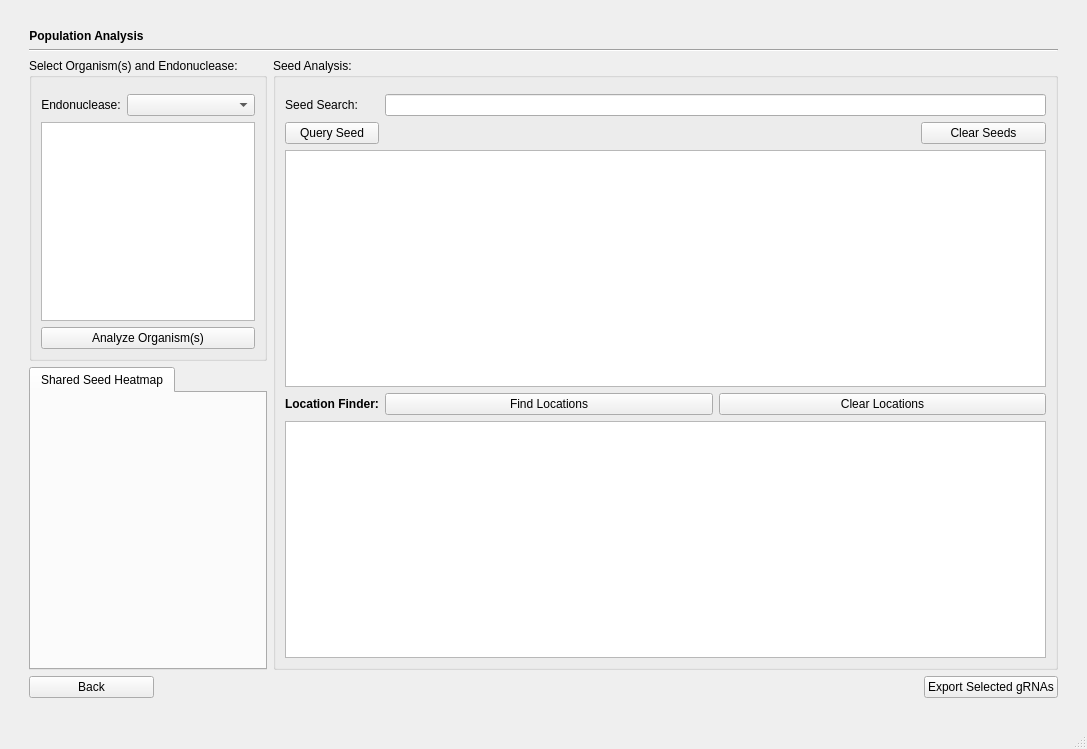
First picture: the form in populationanalysis.ui, repository TrinhLab/CASPERapp, before the edit.
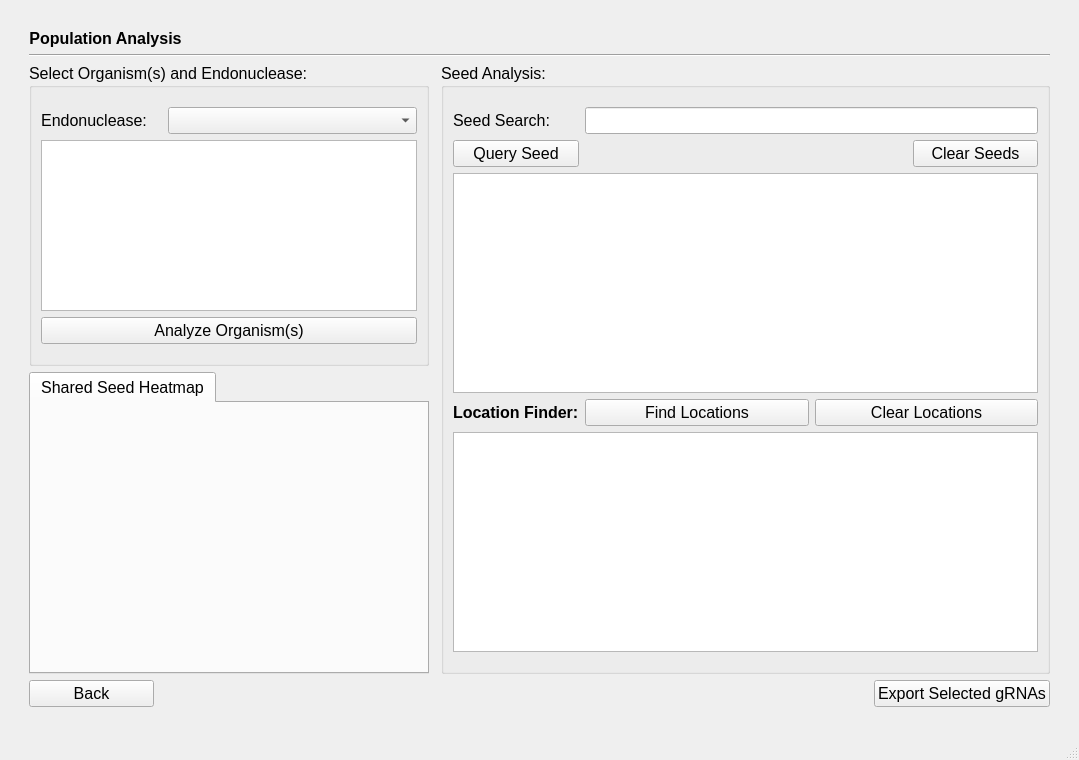
Second picture: the form after the edit.

```diff
--- a/populationanalysis.ui
+++ b/populationanalysis.ui
@@ -6,13 +6,14 @@
    <rect>
     <x>0</x>
     <y>0</y>
-    <width>1087</width>
-    <height>749</height>
+    <width>1079</width>
+    <height>760</height>
    </rect>
   </property>
   <property name="font">
    <font>
     <family>Arial</family>
+    <pointsize>12</pointsize>
     <weight>50</weight>
     <italic>false</italic>
     <bold>false</bold>
@@ -29,23 +30,7 @@
     <string notr="true"/>
    </property>
    <layout class="QGridLayout" name="gridLayout">
-    <item row="8" column="1" colspan="2">
-     <spacer name="verticalSpacer">
-      <property name="orientation">
-       <enum>Qt::Vertical</enum>
-      </property>
-      <property name="sizeType">
-       <enum>QSizePolicy::Fixed</enum>
-      </property>
-      <property name="sizeHint" stdset="0">
-       <size>
-        <width>20</width>
-        <height>20</height>
-       </size>
-      </property>
-     </spacer>
-    </item>
-    <item row="3" column="1" colspan="2" alignment="Qt::AlignLeft">
+    <item row="3" column="1" colspan="3" alignment="Qt::AlignLeft">
      <widget class="QLabel" name="label">
       <property name="sizePolicy">
        <sizepolicy hsizetype="Minimum" vsizetype="Fixed">
@@ -56,6 +41,7 @@
       <property name="font">
        <font>
         <family>Arial</family>
+        <pointsize>12</pointsize>
         <weight>50</weight>
         <italic>false</italic>
         <bold>false</bold>
@@ -72,10 +58,328 @@
       </property>
      </widget>
     </item>
+    <item row="5" column="0" rowspan="2">
+     <spacer name="horizontalSpacer">
+      <property name="orientation">
+       <enum>Qt::Horizontal</enum>
+      </property>
+      <property name="sizeType">
+       <enum>QSizePolicy::Fixed</enum>
+      </property>
+      <property name="sizeHint" stdset="0">
+       <size>
+        <width>20</width>
+        <height>20</height>
+       </size>
+      </property>
+     </spacer>
+    </item>
     <item row="5" column="3" rowspan="2">
-     <spacer name="horizontalSpacer_2">
+     <widget class="QGroupBox" name="groupBox_2">
+      <property name="sizePolicy">
+       <sizepolicy hsizetype="Expanding" vsizetype="Expanding">
+        <horstretch>0</horstretch>
+        <verstretch>0</verstretch>
+       </sizepolicy>
+      </property>
+      <property name="toolTip">
+       <string>&lt;html&gt;&lt;head/&gt;&lt;body&gt;&lt;p&gt;These tables show the seeds that are conserved among &lt;span style=&quot; font-weight:600;&quot;&gt;all &lt;/span&gt;selected organisms.&lt;/p&gt;&lt;/body&gt;&lt;/html&gt;</string>
+      </property>
+      <property name="title">
+       <string>Seed Analysis:</string>
+      </property>
+      <layout class="QGridLayout" name="gridLayout_3">
+       <item row="11" column="1" colspan="3">
+        <spacer name="verticalSpacer_6">
+         <property name="orientation">
+          <enum>Qt::Vertical</enum>
+         </property>
+         <property name="sizeType">
+          <enum>QSizePolicy::Fixed</enum>
+         </property>
+         <property name="sizeHint" stdset="0">
+          <size>
+           <width>10</width>
+           <height>10</height>
+          </size>
+         </property>
+        </spacer>
+       </item>
+       <item row="4" column="3" alignment="Qt::AlignRight">
+        <widget class="QPushButton" name="clear_Button">
+         <property name="sizePolicy">
+          <sizepolicy hsizetype="Minimum" vsizetype="Fixed">
+           <horstretch>0</horstretch>
+           <verstretch>0</verstretch>
+          </sizepolicy>
+         </property>
+         <property name="minimumSize">
+          <size>
+           <width>125</width>
+           <height>0</height>
+          </size>
+         </property>
+         <property name="maximumSize">
+          <size>
+           <width>16777215</width>
+           <height>16777215</height>
+          </size>
+         </property>
+         <property name="text">
+          <string>Clear Seeds</string>
+         </property>
+        </widget>
+       </item>
+       <item row="1" column="2" colspan="2">
+        <widget class="QLineEdit" name="seed_input">
+         <property name="sizePolicy">
+          <sizepolicy hsizetype="Expanding" vsizetype="Fixed">
+           <horstretch>0</horstretch>
+           <verstretch>0</verstretch>
+          </sizepolicy>
+         </property>
+         <property name="minimumSize">
+          <size>
+           <width>0</width>
+           <height>0</height>
+          </size>
+         </property>
+         <property name="maximumSize">
+          <size>
+           <width>16777215</width>
+           <height>16777215</height>
+          </size>
+         </property>
+        </widget>
+       </item>
+       <item row="7" column="1">
+        <widget class="QLabel" name="label_4">
+         <property name="font">
+          <font>
+           <family>Arial</family>
+           <pointsize>12</pointsize>
+           <weight>50</weight>
+           <italic>false</italic>
+           <bold>false</bold>
+          </font>
+         </property>
+         <property name="toolTip">
+          <string>&lt;html&gt;&lt;head/&gt;&lt;body&gt;&lt;p&gt;Highlight a seed and click &amp;quot;Find Locations&amp;quot; to view the exact location and organism of every repeat belonging to that seed.&lt;/p&gt;&lt;/body&gt;&lt;/html&gt;</string>
+         </property>
+         <property name="text">
+          <string>&lt;html&gt;&lt;head/&gt;&lt;body&gt;&lt;p&gt;&lt;span style=&quot; font-weight:600;&quot;&gt;Location Finder:&lt;/span&gt;&lt;/p&gt;&lt;/body&gt;&lt;/html&gt;</string>
+         </property>
+         <property name="alignment">
+          <set>Qt::AlignLeading|Qt::AlignLeft|Qt::AlignVCenter</set>
+         </property>
+        </widget>
+       </item>
+       <item row="6" column="1" colspan="3">
+        <widget class="QTableWidget" name="table2">
+         <property name="sizePolicy">
+          <sizepolicy hsizetype="Expanding" vsizetype="Expanding">
+           <horstretch>0</horstretch>
+           <verstretch>0</verstretch>
+          </sizepolicy>
+         </property>
+         <property name="minimumSize">
+          <size>
+           <width>0</width>
+           <height>0</height>
+          </size>
+         </property>
+         <property name="maximumSize">
+          <size>
+           <width>16777215</width>
+           <height>16777215</height>
+          </size>
+         </property>
+         <property name="toolTip">
+          <string>&lt;html&gt;&lt;head/&gt;&lt;body&gt;&lt;p&gt;&lt;span style=&quot; font-weight:600;&quot;&gt;% Coverage&lt;/span&gt;: percentage of analyzed organisms covered by the given seed sequence. (Ex. a coverage of 75% for an analysis of 4 organisms means that the seed appears in 3/4 of the organisms) &lt;/p&gt;&lt;p&gt;&lt;span style=&quot; font-weight:600;&quot;&gt;Total Repeats&lt;/span&gt;: the total number of times the seed sequence is repeated across all organisms analyzed &lt;/p&gt;&lt;p&gt;&lt;span style=&quot; font-weight:600;&quot;&gt;Avg. Repeats/Scaffold&lt;/span&gt;: the average number of times the seed sequence is repeated per scaffold/chromosome/contig (varies depending on how the organism’s FASTA file is arranged) &lt;/p&gt;&lt;p&gt;&lt;span style=&quot; font-weight:600;&quot;&gt;Consensus Sequence&lt;/span&gt;: the full length guide RNA sequence that appears most commonly amongst all occurrences of the given seed. &lt;/p&gt;&lt;p&gt;&lt;span style=&quot; font-weight:600;&quot;&gt;% Consensus&lt;/span&gt;: the percentage of all seed repeats that have the tail of the consensus sequence. &lt;/p&gt;&lt;p&gt;&lt;span style=&quot; font-weight:600;&quot;&gt;Score&lt;/span&gt;: on-target score for the consensus sequence.&lt;/p&gt;&lt;p&gt;&lt;span style=&quot; font-weight:600;&quot;&gt;PAM&lt;/span&gt;: the protospacer adjacent motif of the consensus sequence.&lt;/p&gt;&lt;p&gt;&lt;span style=&quot; font-weight:600;&quot;&gt;Strand&lt;/span&gt;: the strand directionality (+ or -) of the consensus sequence.&lt;/p&gt;&lt;/body&gt;&lt;/html&gt;</string>
+         </property>
+         <property name="toolTipDuration">
+          <number>-1</number>
+         </property>
+         <property name="sizeAdjustPolicy">
+          <enum>QAbstractScrollArea::AdjustToContents</enum>
+         </property>
+         <property name="verticalScrollMode">
+          <enum>QAbstractItemView::ScrollPerPixel</enum>
+         </property>
+         <property name="horizontalScrollMode">
+          <enum>QAbstractItemView::ScrollPerPixel</enum>
+         </property>
+         <attribute name="horizontalHeaderCascadingSectionResizes">
+          <bool>true</bool>
+         </attribute>
+         <attribute name="horizontalHeaderStretchLastSection">
+          <bool>false</bool>
+         </attribute>
+        </widget>
+       </item>
+       <item row="7" column="3">
+        <widget class="QPushButton" name="clear_loc_button">
+         <property name="sizePolicy">
+          <sizepolicy hsizetype="Preferred" vsizetype="Fixed">
+           <horstretch>0</horstretch>
+           <verstretch>0</verstretch>
+          </sizepolicy>
+         </property>
+         <property name="minimumSize">
+          <size>
+           <width>0</width>
+           <height>0</height>
+          </size>
+         </property>
+         <property name="maximumSize">
+          <size>
+           <width>16777215</width>
+           <height>16777215</height>
+          </size>
+         </property>
+         <property name="text">
+          <string>Clear Locations</string>
+         </property>
+        </widget>
+       </item>
+       <item row="7" column="2">
+        <widget class="QPushButton" name="find_locs_button">
+         <property name="sizePolicy">
+          <sizepolicy hsizetype="Preferred" vsizetype="Fixed">
+           <horstretch>0</horstretch>
+           <verstretch>0</verstretch>
+          </sizepolicy>
+         </property>
+         <property name="minimumSize">
+          <size>
+           <width>0</width>
+           <height>0</height>
+          </size>
+         </property>
+         <property name="maximumSize">
+          <size>
+           <width>16777215</width>
+           <height>16777215</height>
+          </size>
+         </property>
+         <property name="text">
+          <string>Find Locations</string>
+         </property>
+        </widget>
+       </item>
+       <item row="4" column="1">
+        <widget class="QPushButton" name="query_seed_button">
+         <property name="sizePolicy">
+          <sizepolicy hsizetype="Preferred" vsizetype="Fixed">
+           <horstretch>0</horstretch>
+           <verstretch>0</verstretch>
+          </sizepolicy>
+         </property>
+         <property name="minimumSize">
+          <size>
+           <width>0</width>
+           <height>0</height>
+          </size>
+         </property>
+         <property name="maximumSize">
+          <size>
+           <width>16777215</width>
+           <height>16777215</height>
+          </size>
+         </property>
+         <property name="text">
+          <string>Query Seed</string>
+         </property>
+        </widget>
+       </item>
+       <item row="1" column="1">
+        <widget class="QLabel" name="seed_label">
+         <property name="sizePolicy">
+          <sizepolicy hsizetype="Fixed" vsizetype="Preferred">
+           <horstretch>0</horstretch>
+           <verstretch>0</verstretch>
+          </sizepolicy>
+         </property>
+         <property name="minimumSize">
+          <size>
+           <width>0</width>
+           <height>0</height>
+          </size>
+         </property>
+         <property name="maximumSize">
+          <size>
+           <width>16777215</width>
+           <height>16777215</height>
+          </size>
+         </property>
+         <property name="text">
+          <string>Seed Search:</string>
+         </property>
+         <property name="alignment">
+          <set>Qt::AlignCenter</set>
+         </property>
+        </widget>
+       </item>
+       <item row="0" column="1" colspan="3">
+        <spacer name="verticalSpacer_5">
+         <property name="orientation">
+          <enum>Qt::Vertical</enum>
+         </property>
+         <property name="sizeType">
+          <enum>QSizePolicy::Fixed</enum>
+         </property>
+         <property name="sizeHint" stdset="0">
+          <size>
+           <width>10</width>
+           <height>10</height>
+          </size>
+         </property>
+        </spacer>
+       </item>
+       <item row="10" column="1" colspan="3">
+        <widget class="QTableWidget" name="loc_finder_table">
+         <property name="sizePolicy">
+          <sizepolicy hsizetype="Expanding" vsizetype="Expanding">
+           <horstretch>0</horstretch>
+           <verstretch>0</verstretch>
+          </sizepolicy>
+         </property>
+         <property name="minimumSize">
+          <size>
+           <width>0</width>
+           <height>200</height>
+          </size>
+         </property>
+         <property name="maximumSize">
+          <size>
+           <width>16777215</width>
+           <height>16777215</height>
+          </size>
+         </property>
+         <property name="sizeAdjustPolicy">
+          <enum>QAbstractScrollArea::AdjustToContents</enum>
+         </property>
+         <property name="selectionMode">
+          <enum>QAbstractItemView::NoSelection</enum>
+         </property>
+         <property name="horizontalScrollMode">
+          <enum>QAbstractItemView::ScrollPerPixel</enum>
+         </property>
+         <attribute name="horizontalHeaderCascadingSectionResizes">
+          <bool>true</bool>
+         </attribute>
+         <attribute name="horizontalHeaderStretchLastSection">
+          <bool>false</bool>
+         </attribute>
+        </widget>
+       </item>
+      </layout>
+     </widget>
+    </item>
+    <item row="8" column="1" colspan="3">
+     <spacer name="verticalSpacer">
       <property name="orientation">
-       <enum>Qt::Horizontal</enum>
+       <enum>Qt::Vertical</enum>
       </property>
       <property name="sizeType">
        <enum>QSizePolicy::Fixed</enum>
@@ -88,74 +392,36 @@
       </property>
      </spacer>
     </item>
-    <item row="7" column="1" colspan="2">
-     <layout class="QHBoxLayout" name="horizontalLayout">
-      <property name="sizeConstraint">
-       <enum>QLayout::SetDefaultConstraint</enum>
+    <item row="2" column="1" colspan="3">
+     <spacer name="verticalSpacer_2">
+      <property name="orientation">
+       <enum>Qt::Vertical</enum>
       </property>
-      <item alignment="Qt::AlignLeft">
-       <widget class="QPushButton" name="goBackButton">
-        <property name="sizePolicy">
-         <sizepolicy hsizetype="Minimum" vsizetype="Fixed">
-          <horstretch>0</horstretch>
-          <verstretch>0</verstretch>
-         </sizepolicy>
-        </property>
-        <property name="minimumSize">
-         <size>
-          <width>125</width>
-          <height>0</height>
-         </size>
-        </property>
-        <property name="maximumSize">
-         <size>
-          <width>16777215</width>
-          <height>16777215</height>
-         </size>
-        </property>
-        <property name="text">
-         <string>Back</string>
-        </property>
-       </widget>
-      </item>
-      <item alignment="Qt::AlignRight">
-       <widget class="QPushButton" name="export_button">
-        <property name="sizePolicy">
-         <sizepolicy hsizetype="Minimum" vsizetype="Fixed">
-          <horstretch>0</horstretch>
-          <verstretch>0</verstretch>
-         </sizepolicy>
-        </property>
-        <property name="minimumSize">
-         <size>
-          <width>125</width>
-          <height>0</height>
-         </size>
-        </property>
-        <property name="maximumSize">
-         <size>
-          <width>16777215</width>
-          <height>16777215</height>
-         </size>
-        </property>
-        <property name="toolTip">
-         <string>&lt;html&gt;&lt;head/&gt;&lt;body&gt;&lt;p&gt;Click to export selected gRNAs. &lt;span style=&quot; font-weight:600;&quot;&gt;Note: &lt;/span&gt;only rows from the first (top right) table can be selected and exported.&lt;/p&gt;&lt;/body&gt;&lt;/html&gt;</string>
-        </property>
-        <property name="text">
-         <string>Export Selected gRNAs</string>
-        </property>
-       </widget>
-      </item>
-     </layout>
+      <property name="sizeType">
+       <enum>QSizePolicy::Fixed</enum>
+      </property>
+      <property name="sizeHint" stdset="0">
+       <size>
+        <width>20</width>
+        <height>20</height>
+       </size>
+      </property>
+     </spacer>
     </item>
     <item row="5" column="1">
      <widget class="QGroupBox" name="groupBox">
       <property name="sizePolicy">
-       <sizepolicy hsizetype="Preferred" vsizetype="Preferred">
+       <sizepolicy hsizetype="Minimum" vsizetype="Expanding">
         <horstretch>0</horstretch>
         <verstretch>0</verstretch>
        </sizepolicy>
       </property>
+      <property name="minimumSize">
+       <size>
+        <width>400</width>
+        <height>250</height>
+       </size>
+      </property>
       <property name="maximumSize">
        <size>
         <width>16777215</width>
@@ -215,10 +481,26 @@
          </attribute>
         </widget>
        </item>
-       <item row="1" column="1" colspan="2">
-        <widget class="QComboBox" name="endoBox">
+       <item row="0" column="0" colspan="3">
+        <spacer name="verticalSpacer_3">
+         <property name="orientation">
+          <enum>Qt::Vertical</enum>
+         </property>
+         <property name="sizeType">
+          <enum>QSizePolicy::Fixed</enum>
+         </property>
+         <property name="sizeHint" stdset="0">
+          <size>
+           <width>10</width>
+           <height>10</height>
+          </size>
+         </property>
+        </spacer>
+       </item>
+       <item row="1" column="0" alignment="Qt::AlignLeft">
+        <widget class="QLabel" name="label_3">
          <property name="sizePolicy">
-          <sizepolicy hsizetype="Expanding" vsizetype="Fixed">
+          <sizepolicy hsizetype="Preferred" vsizetype="Fixed">
            <horstretch>0</horstretch>
            <verstretch>0</verstretch>
           </sizepolicy>
@@ -235,6 +517,12 @@
            <height>16777215</height>
           </size>
          </property>
+         <property name="text">
+          <string>Endonuclease:</string>
+         </property>
+         <property name="alignment">
+          <set>Qt::AlignCenter</set>
+         </property>
         </widget>
        </item>
        <item row="4" column="0" colspan="3">
@@ -271,10 +559,10 @@
          </property>
         </widget>
        </item>
-       <item row="1" column="0" alignment="Qt::AlignLeft">
-        <widget class="QLabel" name="label_3">
+       <item row="1" column="1" colspan="2">
+        <widget class="QComboBox" name="endoBox">
          <property name="sizePolicy">
-          <sizepolicy hsizetype="Preferred" vsizetype="Fixed">
+          <sizepolicy hsizetype="Expanding" vsizetype="Fixed">
            <horstretch>0</horstretch>
            <verstretch>0</verstretch>
           </sizepolicy>
@@ -291,37 +579,29 @@
            <height>16777215</height>
           </size>
          </property>
-         <property name="text">
-          <string>Endonuclease:</string>
-         </property>
-         <property name="alignment">
-          <set>Qt::AlignCenter</set>
-         </property>
         </widget>
        </item>
-       <item row="0" column="0" colspan="3">
-        <widget class="QLabel" name="spacer_2">
-         <property name="sizePolicy">
-          <sizepolicy hsizetype="Preferred" vsizetype="Fixed">
-           <horstretch>0</horstretch>
-           <verstretch>0</verstretch>
-          </sizepolicy>
+       <item row="5" column="0" colspan="3">
+        <spacer name="verticalSpacer_4">
+         <property name="orientation">
+          <enum>Qt::Vertical</enum>
          </property>
-         <property name="font">
-          <font>
-           <pointsize>1</pointsize>
-          </font>
+         <property name="sizeType">
+          <enum>QSizePolicy::Fixed</enum>
          </property>
-         <property name="text">
-          <string/>
+         <property name="sizeHint" stdset="0">
+          <size>
+           <width>10</width>
+           <height>10</height>
+          </size>
          </property>
-        </widget>
+        </spacer>
        </item>
       </layout>
      </widget>
     </item>
-    <item row="5" column="0" rowspan="2">
-     <spacer name="horizontalSpacer">
+    <item row="5" column="4" rowspan="2">
+     <spacer name="horizontalSpacer_2">
       <property name="orientation">
        <enum>Qt::Horizontal</enum>
       </property>
@@ -336,21 +616,20 @@
       </property>
      </spacer>
     </item>
-    <item row="4" column="1" colspan="2">
-     <widget class="Line" name="line">
-      <property name="orientation">
-       <enum>Qt::Horizontal</enum>
-      </property>
-     </widget>
-    </item>
     <item row="6" column="1">
      <widget class="QTabWidget" name="tabWidget">
       <property name="sizePolicy">
-       <sizepolicy hsizetype="Preferred" vsizetype="Preferred">
+       <sizepolicy hsizetype="Minimum" vsizetype="Expanding">
         <horstretch>0</horstretch>
         <verstretch>0</verstretch>
        </sizepolicy>
       </property>
+      <property name="minimumSize">
+       <size>
+        <width>400</width>
+        <height>250</height>
+       </size>
+      </property>
       <property name="maximumSize">
        <size>
         <width>16777215</width>
@@ -382,307 +661,64 @@
       </widget>
      </widget>
     </item>
-    <item row="2" column="1" colspan="2">
-     <spacer name="verticalSpacer_2">
+    <item row="4" column="1" colspan="3">
+     <widget class="Line" name="line">
       <property name="orientation">
-       <enum>Qt::Vertical</enum>
+       <enum>Qt::Horizontal</enum>
       </property>
-      <property name="sizeType">
-       <enum>QSizePolicy::Fixed</enum>
+     </widget>
+    </item>
+    <item row="7" column="1" alignment="Qt::AlignLeft">
+     <widget class="QPushButton" name="goBackButton">
+      <property name="sizePolicy">
+       <sizepolicy hsizetype="Minimum" vsizetype="Fixed">
+        <horstretch>0</horstretch>
+        <verstretch>0</verstretch>
+       </sizepolicy>
       </property>
-      <property name="sizeHint" stdset="0">
+      <property name="minimumSize">
        <size>
-        <width>20</width>
-        <height>20</height>
+        <width>125</width>
+        <height>0</height>
        </size>
       </property>
-     </spacer>
+      <property name="maximumSize">
+       <size>
+        <width>16777215</width>
+        <height>16777215</height>
+       </size>
+      </property>
+      <property name="text">
+       <string>Back</string>
+      </property>
+     </widget>
     </item>
-    <item row="5" column="2" rowspan="2">
-     <widget class="QGroupBox" name="groupBox_2">
+    <item row="7" column="3" alignment="Qt::AlignRight">
+     <widget class="QPushButton" name="export_button">
       <property name="sizePolicy">
-       <sizepolicy hsizetype="Expanding" vsizetype="Expanding">
+       <sizepolicy hsizetype="Minimum" vsizetype="Fixed">
         <horstretch>0</horstretch>
         <verstretch>0</verstretch>
        </sizepolicy>
       </property>
+      <property name="minimumSize">
+       <size>
+        <width>125</width>
+        <height>0</height>
+       </size>
+      </property>
+      <property name="maximumSize">
+       <size>
+        <width>16777215</width>
+        <height>16777215</height>
+       </size>
+      </property>
       <property name="toolTip">
-       <string>&lt;html&gt;&lt;head/&gt;&lt;body&gt;&lt;p&gt;These tables show the seeds that are conserved among &lt;span style=&quot; font-weight:600;&quot;&gt;all &lt;/span&gt;selected organisms.&lt;/p&gt;&lt;/body&gt;&lt;/html&gt;</string>
+       <string>&lt;html&gt;&lt;head/&gt;&lt;body&gt;&lt;p&gt;Click to export selected gRNAs. &lt;span style=&quot; font-weight:600;&quot;&gt;Note: &lt;/span&gt;only rows from the first (top right) table can be selected and exported.&lt;/p&gt;&lt;/body&gt;&lt;/html&gt;</string>
       </property>
-      <property name="title">
-       <string>Seed Analysis:</string>
+      <property name="text">
+       <string>Export Selected gRNAs</string>
       </property>
-      <layout class="QGridLayout" name="gridLayout_3">
-       <item row="7" column="2">
-        <widget class="QPushButton" name="find_locs_button">
-         <property name="sizePolicy">
-          <sizepolicy hsizetype="Preferred" vsizetype="Fixed">
-           <horstretch>0</horstretch>
-           <verstretch>0</verstretch>
-          </sizepolicy>
-         </property>
-         <property name="minimumSize">
-          <size>
-           <width>0</width>
-           <height>0</height>
-          </size>
-         </property>
-         <property name="maximumSize">
-          <size>
-           <width>16777215</width>
-           <height>16777215</height>
-          </size>
-         </property>
-         <property name="text">
-          <string>Find Locations</string>
-         </property>
-        </widget>
-       </item>
-       <item row="6" column="1" colspan="3">
-        <widget class="QTableWidget" name="table2">
-         <property name="sizePolicy">
-          <sizepolicy hsizetype="Expanding" vsizetype="Expanding">
-           <horstretch>0</horstretch>
-           <verstretch>0</verstretch>
-          </sizepolicy>
-         </property>
-         <property name="minimumSize">
-          <size>
-           <width>0</width>
-           <height>0</height>
-          </size>
-         </property>
-         <property name="maximumSize">
-          <size>
-           <width>16777215</width>
-           <height>16777215</height>
-          </size>
-         </property>
-         <property name="toolTip">
-          <string>&lt;html&gt;&lt;head/&gt;&lt;body&gt;&lt;p&gt;&lt;span style=&quot; font-weight:600;&quot;&gt;% Coverage&lt;/span&gt;: percentage of analyzed organisms covered by the given seed sequence. (Ex. a coverage of 75% for an analysis of 4 organisms means that the seed appears in 3/4 of the organisms) &lt;/p&gt;&lt;p&gt;&lt;span style=&quot; font-weight:600;&quot;&gt;Total Repeats&lt;/span&gt;: the total number of times the seed sequence is repeated across all organisms analyzed &lt;/p&gt;&lt;p&gt;&lt;span style=&quot; font-weight:600;&quot;&gt;Avg. Repeats/Scaffold&lt;/span&gt;: the average number of times the seed sequence is repeated per scaffold/chromosome/contig (varies depending on how the organism’s FASTA file is arranged) &lt;/p&gt;&lt;p&gt;&lt;span style=&quot; font-weight:600;&quot;&gt;Consensus Sequence&lt;/span&gt;: the full length guide RNA sequence that appears most commonly amongst all occurrences of the given seed. &lt;/p&gt;&lt;p&gt;&lt;span style=&quot; font-weight:600;&quot;&gt;% Consensus&lt;/span&gt;: the percentage of all seed repeats that have the tail of the consensus sequence. &lt;/p&gt;&lt;p&gt;&lt;span style=&quot; font-weight:600;&quot;&gt;Score&lt;/span&gt;: on-target score for the consensus sequence.&lt;/p&gt;&lt;p&gt;&lt;span style=&quot; font-weight:600;&quot;&gt;PAM&lt;/span&gt;: the protospacer adjacent motif of the consensus sequence.&lt;/p&gt;&lt;p&gt;&lt;span style=&quot; font-weight:600;&quot;&gt;Strand&lt;/span&gt;: the strand directionality (+ or -) of the consensus sequence.&lt;/p&gt;&lt;/body&gt;&lt;/html&gt;</string>
-         </property>
-         <property name="toolTipDuration">
-          <number>-1</number>
-         </property>
-         <property name="sizeAdjustPolicy">
-          <enum>QAbstractScrollArea::AdjustToContents</enum>
-         </property>
-         <property name="verticalScrollMode">
-          <enum>QAbstractItemView::ScrollPerPixel</enum>
-         </property>
-         <property name="horizontalScrollMode">
-          <enum>QAbstractItemView::ScrollPerPixel</enum>
-         </property>
-         <attribute name="horizontalHeaderCascadingSectionResizes">
-          <bool>true</bool>
-         </attribute>
-         <attribute name="horizontalHeaderStretchLastSection">
-          <bool>false</bool>
-         </attribute>
-        </widget>
-       </item>
-       <item row="10" column="1" colspan="3">
-        <widget class="QTableWidget" name="loc_finder_table">
-         <property name="sizePolicy">
-          <sizepolicy hsizetype="Expanding" vsizetype="Expanding">
-           <horstretch>0</horstretch>
-           <verstretch>0</verstretch>
-          </sizepolicy>
-         </property>
-         <property name="minimumSize">
-          <size>
-           <width>0</width>
-           <height>0</height>
-          </size>
-         </property>
-         <property name="maximumSize">
-          <size>
-           <width>16777215</width>
-           <height>16777215</height>
-          </size>
-         </property>
-         <property name="sizeAdjustPolicy">
-          <enum>QAbstractScrollArea::AdjustToContents</enum>
-         </property>
-         <property name="selectionMode">
-          <enum>QAbstractItemView::NoSelection</enum>
-         </property>
-         <property name="horizontalScrollMode">
-          <enum>QAbstractItemView::ScrollPerPixel</enum>
-         </property>
-         <attribute name="horizontalHeaderCascadingSectionResizes">
-          <bool>true</bool>
-         </attribute>
-         <attribute name="horizontalHeaderStretchLastSection">
-          <bool>false</bool>
-         </attribute>
-        </widget>
-       </item>
-       <item row="7" column="1">
-        <widget class="QLabel" name="label_4">
-         <property name="font">
-          <font>
-           <family>Arial</family>
-           <weight>50</weight>
-           <italic>false</italic>
-           <bold>false</bold>
-          </font>
-         </property>
-         <property name="toolTip">
-          <string>&lt;html&gt;&lt;head/&gt;&lt;body&gt;&lt;p&gt;Highlight a seed and click &amp;quot;Find Locations&amp;quot; to view the exact location and organism of every repeat belonging to that seed.&lt;/p&gt;&lt;/body&gt;&lt;/html&gt;</string>
-         </property>
-         <property name="text">
-          <string>&lt;html&gt;&lt;head/&gt;&lt;body&gt;&lt;p&gt;&lt;span style=&quot; font-weight:600;&quot;&gt;Location Finder:&lt;/span&gt;&lt;/p&gt;&lt;/body&gt;&lt;/html&gt;</string>
-         </property>
-         <property name="alignment">
-          <set>Qt::AlignLeading|Qt::AlignLeft|Qt::AlignVCenter</set>
-         </property>
-        </widget>
-       </item>
-       <item row="7" column="3">
-        <widget class="QPushButton" name="clear_loc_button">
-         <property name="sizePolicy">
-          <sizepolicy hsizetype="Preferred" vsizetype="Fixed">
-           <horstretch>0</horstretch>
-           <verstretch>0</verstretch>
-          </sizepolicy>
-         </property>
-         <property name="minimumSize">
-          <size>
-           <width>0</width>
-           <height>0</height>
-          </size>
-         </property>
-         <property name="maximumSize">
-          <size>
-           <width>16777215</width>
-           <height>16777215</height>
-          </size>
-         </property>
-         <property name="text">
-          <string>Clear Locations</string>
-         </property>
-        </widget>
-       </item>
-       <item row="4" column="3" alignment="Qt::AlignRight">
-        <widget class="QPushButton" name="clear_Button">
-         <property name="sizePolicy">
-          <sizepolicy hsizetype="Minimum" vsizetype="Fixed">
-           <horstretch>0</horstretch>
-           <verstretch>0</verstretch>
-          </sizepolicy>
-         </property>
-         <property name="minimumSize">
-          <size>
-           <width>125</width>
-           <height>0</height>
-          </size>
-         </property>
-         <property name="maximumSize">
-          <size>
-           <width>16777215</width>
-           <height>16777215</height>
-          </size>
-         </property>
-         <property name="text">
-          <string>Clear Seeds</string>
-         </property>
-        </widget>
-       </item>
-       <item row="1" column="1">
-        <widget class="QLabel" name="seed_label">
-         <property name="sizePolicy">
-          <sizepolicy hsizetype="Fixed" vsizetype="Preferred">
-           <horstretch>0</horstretch>
-           <verstretch>0</verstretch>
-          </sizepolicy>
-         </property>
-         <property name="minimumSize">
-          <size>
-           <width>0</width>
-           <height>0</height>
-          </size>
-         </property>
-         <property name="maximumSize">
-          <size>
-           <width>16777215</width>
-           <height>16777215</height>
-          </size>
-         </property>
-         <property name="text">
-          <string>Seed Search:</string>
-         </property>
-         <property name="alignment">
-          <set>Qt::AlignCenter</set>
-         </property>
-        </widget>
-       </item>
-       <item row="0" column="1" colspan="3">
-        <widget class="QLabel" name="spacer_1">
-         <property name="sizePolicy">
-          <sizepolicy hsizetype="Preferred" vsizetype="Fixed">
-           <horstretch>0</horstretch>
-           <verstretch>0</verstretch>
-          </sizepolicy>
-         </property>
-         <property name="font">
-          <font>
-           <pointsize>1</pointsize>
-          </font>
-         </property>
-         <property name="text">
-          <string/>
-         </property>
-        </widget>
-       </item>
-       <item row="4" column="1">
-        <widget class="QPushButton" name="query_seed_button">
-         <property name="sizePolicy">
-          <sizepolicy hsizetype="Preferred" vsizetype="Fixed">
-           <horstretch>0</horstretch>
-           <verstretch>0</verstretch>
-          </sizepolicy>
-         </property>
-         <property name="minimumSize">
-          <size>
-           <width>0</width>
-           <height>0</height>
-          </size>
-         </property>
-         <property name="maximumSize">
-          <size>
-           <width>16777215</width>
-           <height>16777215</height>
-          </size>
-         </property>
-         <property name="text">
-          <string>Query Seed</string>
-         </property>
-        </widget>
-       </item>
-       <item row="1" column="2" colspan="2">
-        <widget class="QLineEdit" name="seed_input">
-         <property name="sizePolicy">
-          <sizepolicy hsizetype="Expanding" vsizetype="Fixed">
-           <horstretch>0</horstretch>
-           <verstretch>0</verstretch>
-          </sizepolicy>
-         </property>
-         <property name="minimumSize">
-          <size>
-           <width>0</width>
-           <height>0</height>
-          </size>
-         </property>
-         <property name="maximumSize">
-          <size>
-           <width>16777215</width>
-           <height>16777215</height>
-          </size>
-         </property>
-        </widget>
-       </item>
-      </layout>
      </widget>
     </item>
    </layout>
@@ -692,7 +728,7 @@
     <rect>
      <x>0</x>
      <y>0</y>
-     <width>1087</width>
+     <width>1079</width>
      <height>21</height>
     </rect>
    </property>
```
